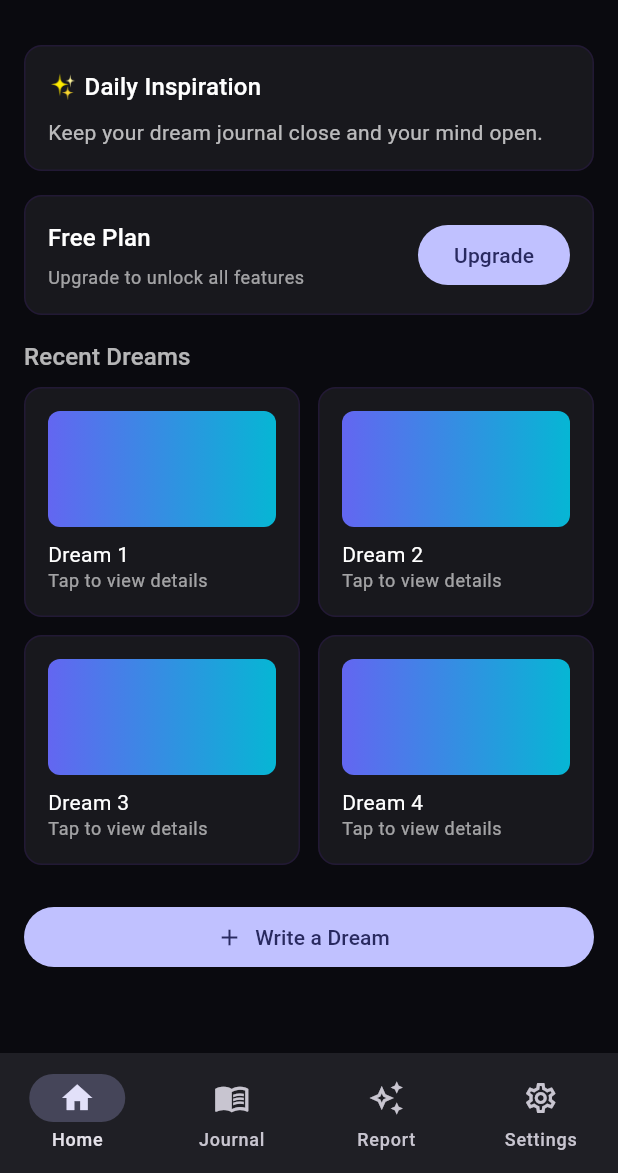
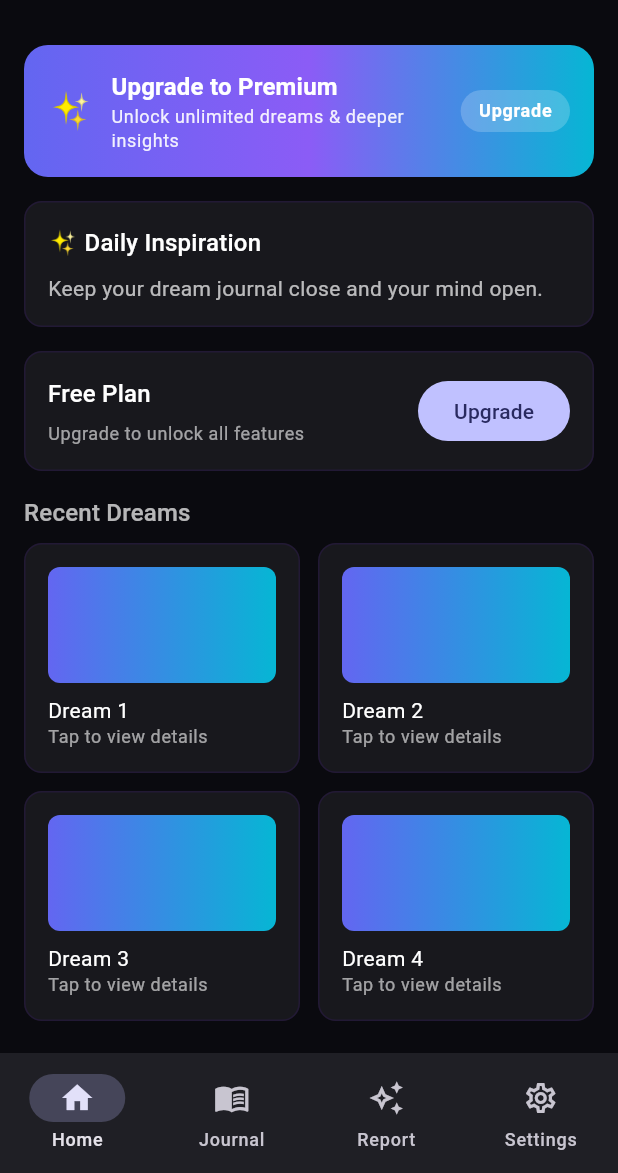
Before and after one commit to sophoclesai-rgb/HypnoLog-Flutter, a Flutter app: the DashboardScreen screen opened by its route, on a phone screen of 412 x 824 dp, the part 63-1236 px from its top. Run offline on Flutter 3.47's test engine with Material 3 defaults, Android fonts, the phone set to English and light mode, and no system bars; our stand-ins replace firebase_core, flutter_riverpod, go_router; missing offline and left inert: purchases_flutter; accounts and stored records are empty; generated files the repository leaves out were written again.

Commit message:
Add upgrade paywall screen with user type management
Co-authored-by: sophoclesai <sophoclesai@gmail.com>

```diff
--- a/lib/router/app_router.dart
+++ b/lib/router/app_router.dart
@@ -4,6 +4,7 @@ import 'package:go_router/go_router.dart';
 import '../screens/onboarding/feature_comparison_screen.dart';
 import '../screens/onboarding/opening_screen.dart';
 import '../screens/onboarding/welcome_screen.dart';
+import '../screens/onboarding/upgrade_paywall_screen.dart';
 import '../screens/dashboard/dashboard_screen.dart';
 import '../screens/journal/dream_list_screen.dart';
 import '../screens/journal/write_dream_screen.dart';
@@ -29,6 +30,11 @@ final appRouterProvider = Provider<GoRouter>((ref) {
         path: '/onboarding/welcome',
         name: 'welcome',
         pageBuilder: (context, state) => const NoTransitionPage(child: WelcomeScreen()),
+      ),
+      GoRoute(
+        path: '/upgrade-paywall',
+        name: 'upgrade-paywall',
+        pageBuilder: (context, state) => const NoTransitionPage(child: UpgradePaywallScreen()),
       ),
       GoRoute(
         path: '/dashboard',
--- a/lib/screens/dashboard/dashboard_screen.dart
+++ b/lib/screens/dashboard/dashboard_screen.dart
@@ -3,6 +3,7 @@ import 'package:flutter_riverpod/flutter_riverpod.dart';
 import 'package:go_router/go_router.dart';
 import '../../widgets/bottom_nav.dart';
 import '../../widgets/mystical_card.dart';
+import '../../providers/user_provider.dart';
 
 class DashboardScreen extends ConsumerWidget {
   const DashboardScreen({super.key});
@@ -10,6 +11,7 @@ class DashboardScreen extends ConsumerWidget {
   @override
   Widget build(BuildContext context, WidgetRef ref) {
     final theme = Theme.of(context);
+    final shouldShowUpgradeBadge = ref.watch(shouldShowUpgradeBadgeProvider);
     return Scaffold(
       backgroundColor: const Color(0xFF0A0A0F),
       appBar: AppBar(
@@ -25,6 +27,67 @@ class DashboardScreen extends ConsumerWidget {
         child: Column(
           crossAxisAlignment: CrossAxisAlignment.stretch,
           children: [
+            // Upgrade Badge - Only for Free users
+            if (shouldShowUpgradeBadge) ...[
+              GestureDetector(
+                onTap: () => context.go('/upgrade-paywall'),
+                child: Container(
+                  padding: const EdgeInsets.all(16),
+                  decoration: BoxDecoration(
+                    borderRadius: BorderRadius.circular(16),
+                    gradient: const LinearGradient(
+                      colors: [Color(0xFF6366F1), Color(0xFF8B5CF6), Color(0xFF06B6D4)],
+                      begin: Alignment.centerLeft,
+                      end: Alignment.centerRight,
+                    ),
+                  ),
+                  child: Row(
+                    children: [
+                      const Text('✨', style: TextStyle(fontSize: 24)),
+                      const SizedBox(width: 12),
+                      Expanded(
+                        child: Column(
+                          crossAxisAlignment: CrossAxisAlignment.start,
+                          children: [
+                            Text(
+                              'Upgrade to Premium',
+                              style: theme.textTheme.titleMedium?.copyWith(
+                                color: Colors.white,
+                                fontWeight: FontWeight.w600,
+                              ),
+                            ),
+                            Text(
+                              'Unlock unlimited dreams & deeper insights',
+                              style: theme.textTheme.bodySmall?.copyWith(
+                                color: Colors.white.withOpacity(0.9),
+                              ),
+                            ),
+                          ],
+                        ),
+                      ),
+                      Container(
+                        padding: const EdgeInsets.symmetric(
+                          horizontal: 12,
+                          vertical: 6,
+                        ),
+                        decoration: BoxDecoration(
+                          color: Colors.white.withOpacity(0.2),
+                          borderRadius: BorderRadius.circular(20),
+                        ),
+                        child: Text(
+                          'Upgrade',
+                          style: theme.textTheme.labelMedium?.copyWith(
+                            color: Colors.white,
+                            fontWeight: FontWeight.w600,
+                          ),
+                        ),
+                      ),
+                    ],
+                  ),
+                ),
+              ),
+              const SizedBox(height: 16),
+            ],
             MysticalCard(
               child: Column(
                 crossAxisAlignment: CrossAxisAlignment.start,
```
Also changed, not shown: lib/providers/user_provider.dart (added, +51 -0 lines), lib/screens/onboarding/upgrade_paywall_screen.dart (added, +311 -0 lines).
